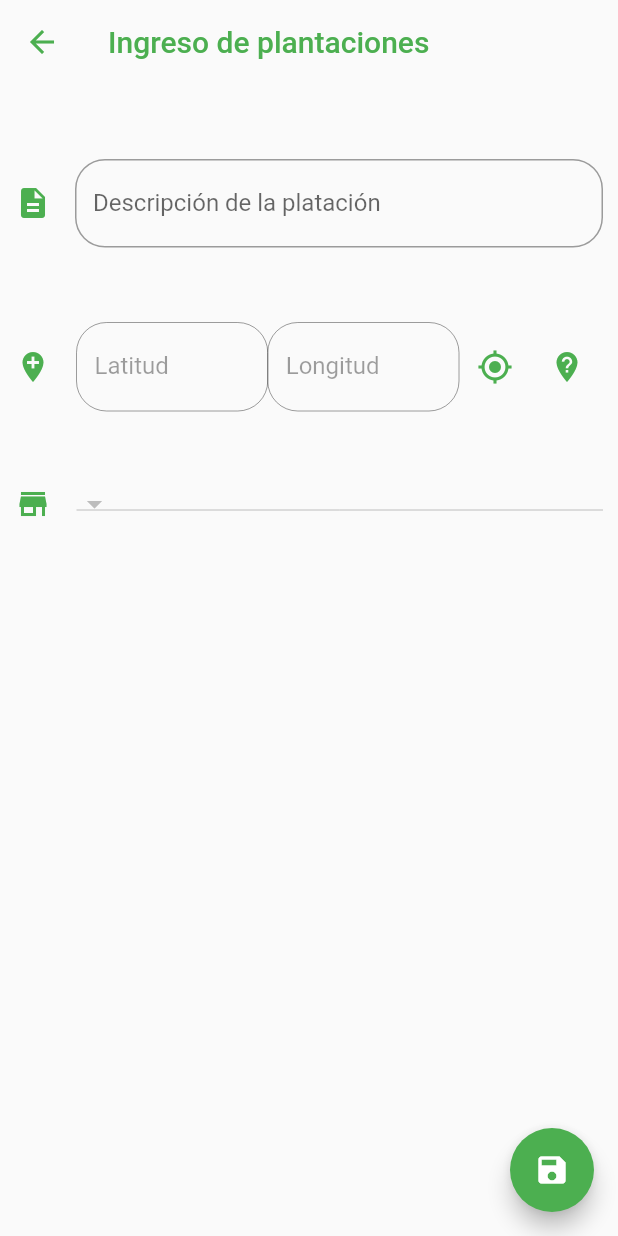
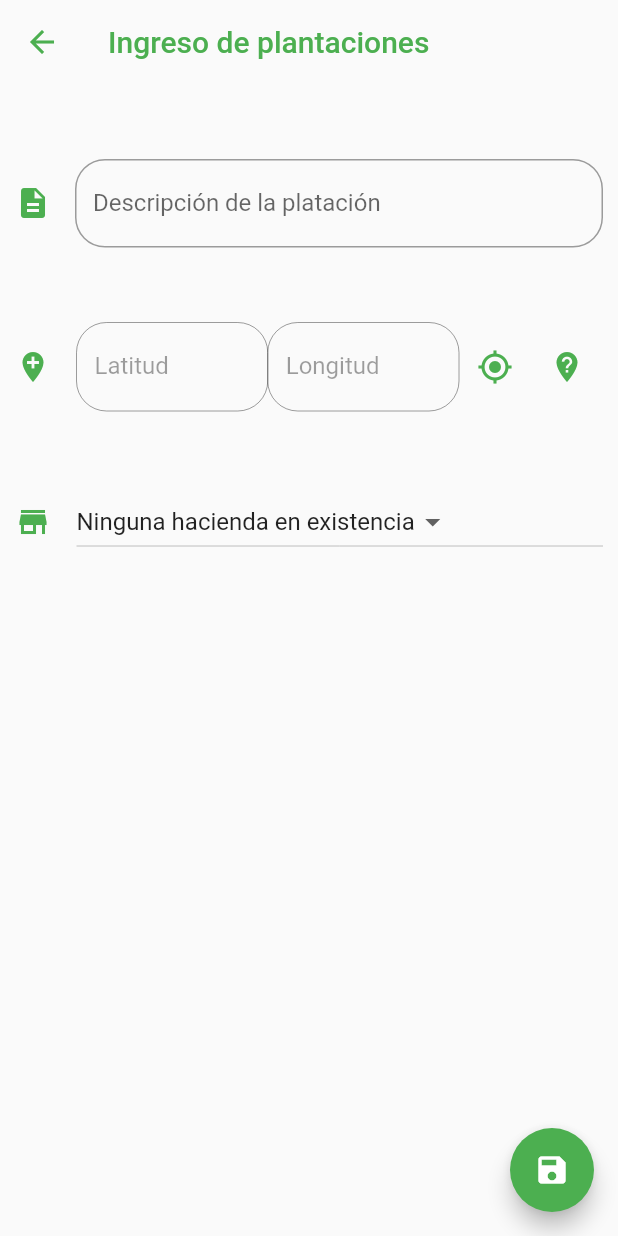
Before and after one commit to CristianX/flutter-grados-dia, a Flutter app: the HectareasPage screen opened by its route, on a phone screen of 412 x 824 dp. Run offline on Flutter 3.47's test engine with Material 2 defaults, Android fonts, the phone set to English and light mode, and no system bars; our stand-ins replace flutter_map, geolocator, latlong; network calls fail.

Commit message:
Añadiendo funcionalidad al dropDown y al boton de marcar posición actual de la vista hectareas_page

```diff
--- a/lib/main.dart
+++ b/lib/main.dart
@@ -3,6 +3,7 @@ import 'package:flutter/material.dart';
 // Services
 // import 'package:grados_dia_app/src/services/cultivos_services.dart';
 import 'package:grados_dia_app/src/services/hectarea_service.dart';
+import 'package:grados_dia_app/src/services/hacienda_service.dart';
 
 // Provider
 import 'package:provider/provider.dart';
@@ -19,7 +20,8 @@ class MyApp extends StatelessWidget {
   Widget build(BuildContext context) {
     return MultiProvider(
       providers: [
-        ChangeNotifierProvider(create: (_) => new HectareaService())
+        ChangeNotifierProvider(create: (_) => new HectareaService()),
+        ChangeNotifierProvider(create: (_) => new HaciendaService())
         // ChangeNotifierProvider(create: (_) => new  CultivoService())
       ],
       child: MaterialApp(
--- /dev/null
+++ b/lib/src/models/hacienda_model.dart
@@ -0,0 +1,65 @@
+// To parse this JSON data, do
+//
+//     final haciendaResponse = haciendaResponseFromJson(jsonString);
+
+import 'dart:convert';
+
+HaciendaResponse haciendaResponseFromJson(String str) => HaciendaResponse.fromJson(json.decode(str));
+
+String haciendaResponseToJson(HaciendaResponse data) => json.encode(data.toJson());
+
+class HaciendaResponse {
+    HaciendaResponse({
+        this.ok,
+        this.hacienda,
+    });
+
+    bool ok;
+    List<Hacienda> hacienda;
+
+    factory HaciendaResponse.fromJson(Map<String, dynamic> json) => HaciendaResponse(
+        ok: json["ok"],
+        hacienda: List<Hacienda>.from(json["hacienda"].map((x) => Hacienda.fromJson(x))),
+    );
+
+    Map<String, dynamic> toJson() => {
+        "ok": ok,
+        "hacienda": List<dynamic>.from(hacienda.map((x) => x.toJson())),
+    };
+}
+
+class Hacienda {
+    Hacienda({
+        this.id,
+        this.nombre,
+        this.ubicacion,
+        this.altitud,
+        this.numeroHectareas,
+        this.v,
+    });
+
+    String id;
+    String nombre;
+    String ubicacion;
+    String altitud;
+    int numeroHectareas;
+    int v;
+
+    factory Hacienda.fromJson(Map<String, dynamic> json) => Hacienda(
+        id: json["_id"],
+        nombre: json["nombre"],
+        ubicacion: json["ubicacion"],
+        altitud: json["altitud"],
+        numeroHectareas: json["numeroHectareas"],
+        v: json["__v"],
+    );
+
+    Map<String, dynamic> toJson() => {
+        "_id": id,
+        "nombre": nombre,
+        "ubicacion": ubicacion,
+        "altitud": altitud,
+        "numeroHectareas": numeroHectareas,
+        "__v": v,
+    };
+}
--- a/lib/src/pages/hectareas_page.dart
+++ b/lib/src/pages/hectareas_page.dart
@@ -1,8 +1,32 @@
 import 'package:flutter/material.dart';
+import 'package:geolocator/geolocator.dart';
+import 'package:provider/provider.dart';
+
+// Services
+import 'package:grados_dia_app/src/services/hacienda_service.dart';
+
+
+// TODO: cambiar hectareaService por haciendaService para el llamado de hacienda al dropDown
+
+String _opcionSelccionada;
+
+Position _posicionActual;
 
 class HectareasPage extends StatelessWidget {
+
+
   @override
   Widget build(BuildContext context) {
+
+    final haciendaService = Provider.of<HaciendaService>(context);
+
+    // Validación si no existe hacienda
+    if( haciendaService.haciendas.isNotEmpty ) {
+      _opcionSelccionada = haciendaService.haciendas[0].id;
+    } else {
+      _opcionSelccionada = 'Ninguna hacienda en existencia';
+    }
+
     return Scaffold(
 
       appBar: AppBar(
@@ -13,6 +37,7 @@ class HectareasPage extends StatelessWidget {
       ),
 
       body: SingleChildScrollView(
+        physics: BouncingScrollPhysics(),
         child: Container(
           padding: EdgeInsets.symmetric( horizontal: 10 ),
           margin: EdgeInsets.only( top: 50 ),
@@ -23,7 +48,7 @@ class HectareasPage extends StatelessWidget {
                 SizedBox( height: 50 ),
                 _Ubicacion(),
                 SizedBox( height: 50 ),
-                _Hacienda()
+                _Hacienda( haciendaService.haciendas )
               ],
             ),
           ),
@@ -68,6 +93,11 @@ class _CrearNombre extends StatelessWidget {
 }
 
 class _Ubicacion extends StatelessWidget {
+
+  // Para rellenar los campos de texto de latitud y longitud
+  TextEditingController _latitudController = new TextEditingController();
+  TextEditingController _longitudController = new TextEditingController();
+
   @override
   Widget build(BuildContext context) {
     return Row(
@@ -76,8 +106,10 @@ class _Ubicacion extends StatelessWidget {
         SizedBox( width: 17 ),
         Flexible(
           child: TextFormField(
+            controller: _latitudController,
             enabled: false,
             keyboardType: TextInputType.number,
+
             // TODO: implementar onSaved
             decoration: InputDecoration(
               labelText: 'Latitud',
@@ -89,6 +121,7 @@ class _Ubicacion extends StatelessWidget {
         ),
         Flexible(
           child: TextFormField(
+            controller: _longitudController,
             enabled: false,
             keyboardType: TextInputType.number,
             // TODO: implementar onSaved
@@ -103,7 +136,11 @@ class _Ubicacion extends StatelessWidget {
         IconButton(
           icon: Icon(Icons.my_location),
           color: Theme.of(context).primaryColor,
-          onPressed: (){},
+          onPressed: () async {
+            _posicionActual = await Geolocator().getCurrentPosition( desiredAccuracy: LocationAccuracy.high );
+            _latitudController.text = _posicionActual.latitude.toString();
+            _longitudController.text = _posicionActual.longitude.toString();
+          },
         ),
         IconButton(
           icon: Icon(Icons.not_listed_location),
@@ -115,9 +152,47 @@ class _Ubicacion extends StatelessWidget {
   }
 }
 
-class _Hacienda extends StatelessWidget {
+class _Hacienda extends StatefulWidget {
+
+  final List<Hacienda> haciendas;
+
+  const _Hacienda( this.haciendas );
+
+  @override
+  __HaciendaState createState() => __HaciendaState();
+}
+
+class __HaciendaState extends State<_Hacienda> {
+  List<DropdownMenuItem<String>> getHaciendas(){
+
+    List<DropdownMenuItem<String>> listaHaciendas = new List();
+
+    // Validación si no existe hacienda
+    if( this.widget.haciendas.isNotEmpty ){
+
+      this.widget.haciendas.forEach((hacienda) {
+        listaHaciendas.add(DropdownMenuItem(
+          child: Text( hacienda.nombre ),
+          value: hacienda.id,
+        ));
+      });
+    }
+    else {
+      listaHaciendas.add(DropdownMenuItem(
+        child: Text('Ninguna hacienda en existencia'),
+        value: 'Ninguna hacienda en existencia',
+      ));
+    }
+
+
+    return listaHaciendas;
+
+  }
+
   @override
   Widget build(BuildContext context) {
+
+
 
     // TODO: Llamar lista de haciendas
 
@@ -129,7 +204,13 @@ class _Hacienda extends StatelessWidget {
         SizedBox( width: 17 ),
         Expanded(
           child: DropdownButton(
-            value: ['Seleccione una hacienda'],
+            items: getHaciendas(),
+            value: _opcionSelccionada,
+            onChanged: (opt) {
+              setState(() {
+                _opcionSelccionada = opt;
+              });
+            },
             // items: ,
           ),
         )
--- a/lib/src/pages/home_page.dart
+++ b/lib/src/pages/home_page.dart
@@ -25,7 +25,7 @@ class HomePage extends StatelessWidget {
       body: MapaHectarea( hectareaService.hectareas ),
       bottomNavigationBar: BottomNavigationBar(
         items: [
-          BottomNavigationBarItem(icon: Icon( Icons.people ), title: Text('Inicio')),
+          BottomNavigationBarItem(icon: Icon( Icons.spa ), title: Text('Plantaciones')),
           BottomNavigationBarItem(icon: Icon( Icons.people ), title: Text('Inicio')),
         ],
       ),
--- /dev/null
+++ b/lib/src/services/hacienda_service.dart
@@ -0,0 +1,33 @@
+import 'package:flutter/material.dart';
+
+// Http
+import 'package:http/http.dart' as http;
+
+// Models
+import 'package:grados_dia_app/src/models/hacienda_model.dart';
+export 'package:grados_dia_app/src/models/hacienda_model.dart';
+
+final _url = "https://brocolera.herokuapp.com/hacienda";
+
+class HaciendaService with ChangeNotifier {
+
+  List<Hacienda> haciendas = [];
+
+  HaciendaService() {
+
+    getHaciendas();
+
+  }
+
+
+  // GET Haciendas
+  getHaciendas() async {
+    final resp = await http.get(_url);
+    final haciendaResp = haciendaResponseFromJson(resp.body);
+
+    this.haciendas.addAll(haciendaResp.hacienda);
+
+    notifyListeners();
+  }
+
+}
--- a/lib/src/services/hectarea_service.dart
+++ b/lib/src/services/hectarea_service.dart
@@ -5,6 +5,7 @@ import 'package:http/http.dart' as http;
 
 // Modelos
 import 'package:grados_dia_app/src/models/hectarea_model.dart';
+export 'package:grados_dia_app/src/models/hectarea_model.dart';
 
 
 
--- a/pubspec.yaml
+++ b/pubspec.yaml
@@ -36,6 +36,8 @@ dependencies:
   http:
   #Providers
   provider:
+  # Geolocator
+  geolocator:
 
 dev_dependencies:
   flutter_test:
```
Also changed, not shown: pubspec.lock, 3 other files.
